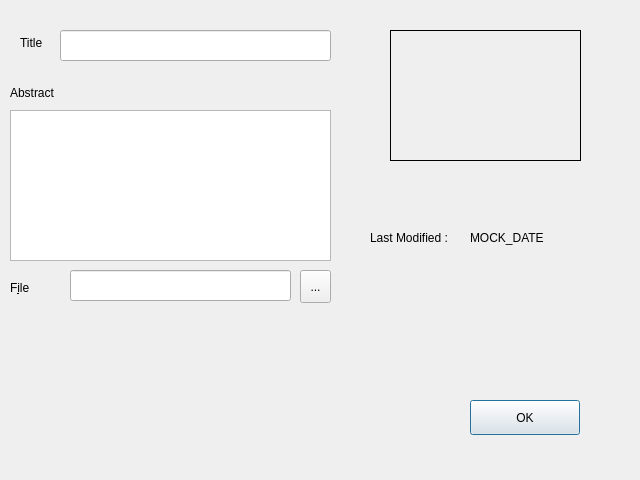
Old version of the form plugin/MetaSearch/ui/recorddialog2.ui in the repository vesnikos/MetaSearch.
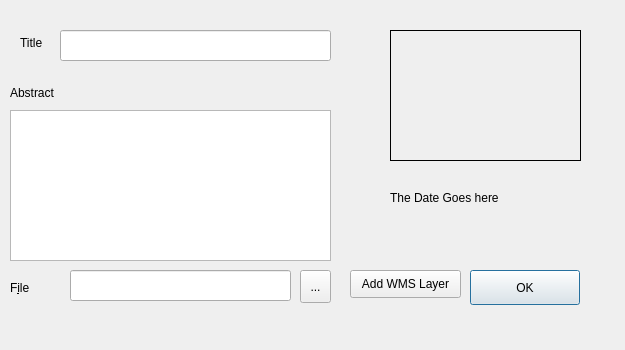
New version of the form.

Commit message: * Added dateutils to required modules (by default installed with qgis) * Modified metadata preview window * initial work for adding wms layer * added thumbnail preview where available * infrastucture work * formating

Diff of the .ui file:
```diff
--- a/plugin/MetaSearch/ui/recorddialog2.ui
+++ b/plugin/MetaSearch/ui/recorddialog2.ui
@@ -6,20 +6,20 @@
    <rect>
     <x>0</x>
     <y>0</y>
-    <width>640</width>
-    <height>480</height>
+    <width>625</width>
+    <height>350</height>
    </rect>
   </property>
   <property name="minimumSize">
    <size>
-    <width>640</width>
-    <height>480</height>
+    <width>625</width>
+    <height>350</height>
    </size>
   </property>
   <property name="maximumSize">
    <size>
-    <width>640</width>
-    <height>480</height>
+    <width>625</width>
+    <height>350</height>
    </size>
   </property>
   <property name="cursor">
@@ -70,7 +70,7 @@
    <property name="geometry">
     <rect>
      <x>470</x>
-     <y>400</y>
+     <y>270</y>
      <width>110</width>
      <height>35</height>
     </rect>
@@ -163,36 +163,36 @@
     <bool>true</bool>
    </property>
   </widget>
-  <widget class="QLabel" name="label_4">
-   <property name="geometry">
-    <rect>
-     <x>370</x>
-     <y>230</y>
-     <width>91</width>
-     <height>16</height>
-    </rect>
-   </property>
-   <property name="text">
-    <string>Last Modified :</string>
-   </property>
-  </widget>
   <widget class="QLabel" name="lblDate">
    <property name="geometry">
     <rect>
-     <x>470</x>
-     <y>230</y>
-     <width>91</width>
+     <x>390</x>
+     <y>190</y>
+     <width>221</width>
      <height>16</height>
     </rect>
    </property>
    <property name="sizePolicy">
-    <sizepolicy hsizetype="Expanding" vsizetype="Expanding">
+    <sizepolicy hsizetype="Ignored" vsizetype="Ignored">
      <horstretch>0</horstretch>
      <verstretch>0</verstretch>
     </sizepolicy>
    </property>
    <property name="text">
-    <string>MOCK_DATE</string>
+    <string>The Date Goes here</string>
+   </property>
+  </widget>
+  <widget class="QPushButton" name="btnAddWNSLayer">
+   <property name="geometry">
+    <rect>
+     <x>350</x>
+     <y>270</y>
+     <width>111</width>
+     <height>28</height>
+    </rect>
+   </property>
+   <property name="text">
+    <string>Add WMS Layer</string>
    </property>
   </widget>
  </widget>
```
The commit also changes 4 other files.
